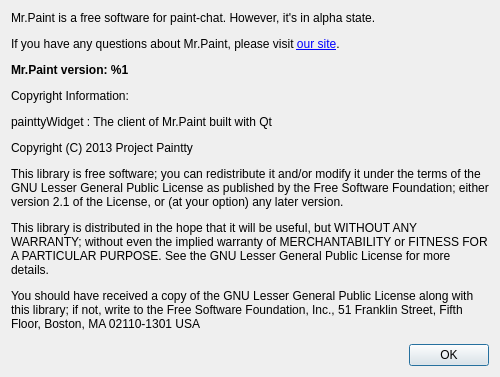
This is src/painttyDesktop/widgets/aboutdialog.ui in liuyanghejerry/painttyWidgetLegacy as Qt 5 draws it before an edit. The edited form follows.
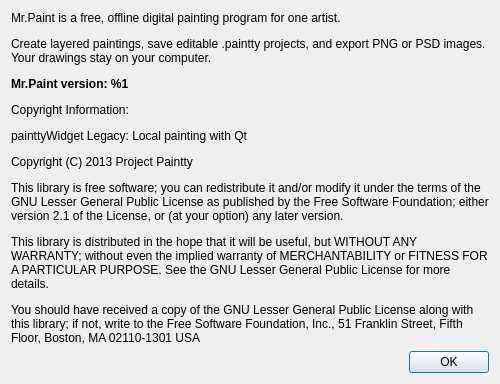
This is the edited form.

Commit message:
Make Mr.Paint an offline single-user painting app
Add atomic .paintty project save/load, unsaved-change prompts, recent projects, undo/redo, image import, and local layer controls. Remove server settings and remote drawing/replay backends. Add Linux build scripts, Qt setup documentation, and regression tests.

Diff of the .ui file:
```diff
--- a/src/painttyDesktop/widgets/aboutdialog.ui
+++ b/src/painttyDesktop/widgets/aboutdialog.ui
@@ -23,7 +23,7 @@
       </sizepolicy>
      </property>
      <property name="text">
-      <string>&lt;html&gt;&lt;head/&gt;&lt;body&gt;&lt;p&gt;Mr.Paint is a free software for paint-chat. However, it's in alpha state.&lt;/p&gt;&lt;p&gt;If you have any questions about Mr.Paint, please visit &lt;a href=&quot;http://mrspaint.com&quot;&gt;&lt;span style=&quot; text-decoration: underline; color:#0000ff;&quot;&gt;our site&lt;/span&gt;&lt;/a&gt;.&lt;/p&gt;&lt;p&gt;&lt;span style=&quot; font-weight:600;&quot;&gt;Mr.Paint version: %1&lt;/span&gt;&lt;/p&gt;&lt;p&gt;Copyright Information:&lt;/p&gt;&lt;p&gt;painttyWidget : The client of Mr.Paint built with Qt&lt;/p&gt;&lt;p&gt;Copyright (C) 2013 Project Paintty&lt;/p&gt;&lt;p&gt;This library is free software; you can redistribute it and/or modify it under the terms of the GNU Lesser General Public License as published by the Free Software Foundation; either version 2.1 of the License, or (at your option) any later version.&lt;/p&gt;&lt;p&gt;This library is distributed in the hope that it will be useful, but WITHOUT ANY WARRANTY; without even the implied warranty of MERCHANTABILITY or FITNESS FOR A PARTICULAR PURPOSE. See the GNU Lesser General Public License for more details.&lt;/p&gt;&lt;p&gt;You should have received a copy of the GNU Lesser General Public License along with this library; if not, write to the Free Software Foundation, Inc., 51 Franklin Street, Fifth Floor, Boston, MA 02110-1301 USA&lt;/p&gt;&lt;/body&gt;&lt;/html&gt;</string>
+      <string>&lt;html&gt;&lt;head/&gt;&lt;body&gt;&lt;p&gt;Mr.Paint is a free, offline digital painting program for one artist.&lt;/p&gt;&lt;p&gt;Create layered paintings, save editable .paintty projects, and export PNG or PSD images. Your drawings stay on your computer.&lt;/p&gt;&lt;p&gt;&lt;span style=" font-weight:600;"&gt;Mr.Paint version: %1&lt;/span&gt;&lt;/p&gt;&lt;p&gt;Copyright Information:&lt;/p&gt;&lt;p&gt;painttyWidget Legacy: Local painting with Qt&lt;/p&gt;&lt;p&gt;Copyright (C) 2013 Project Paintty&lt;/p&gt;&lt;p&gt;This library is free software; you can redistribute it and/or modify it under the terms of the GNU Lesser General Public License as published by the Free Software Foundation; either version 2.1 of the License, or (at your option) any later version.&lt;/p&gt;&lt;p&gt;This library is distributed in the hope that it will be useful, but WITHOUT ANY WARRANTY; without even the implied warranty of MERCHANTABILITY or FITNESS FOR A PARTICULAR PURPOSE. See the GNU Lesser General Public License for more details.&lt;/p&gt;&lt;p&gt;You should have received a copy of the GNU Lesser General Public License along with this library; if not, write to the Free Software Foundation, Inc., 51 Franklin Street, Fifth Floor, Boston, MA 02110-1301 USA&lt;/p&gt;&lt;/body&gt;&lt;/html&gt;</string>
      </property>
      <property name="textFormat">
       <enum>Qt::AutoText</enum>
```
Left out of the diff: 4 changed lines with no effect on the pictures. The commit also changes 39 other files.
